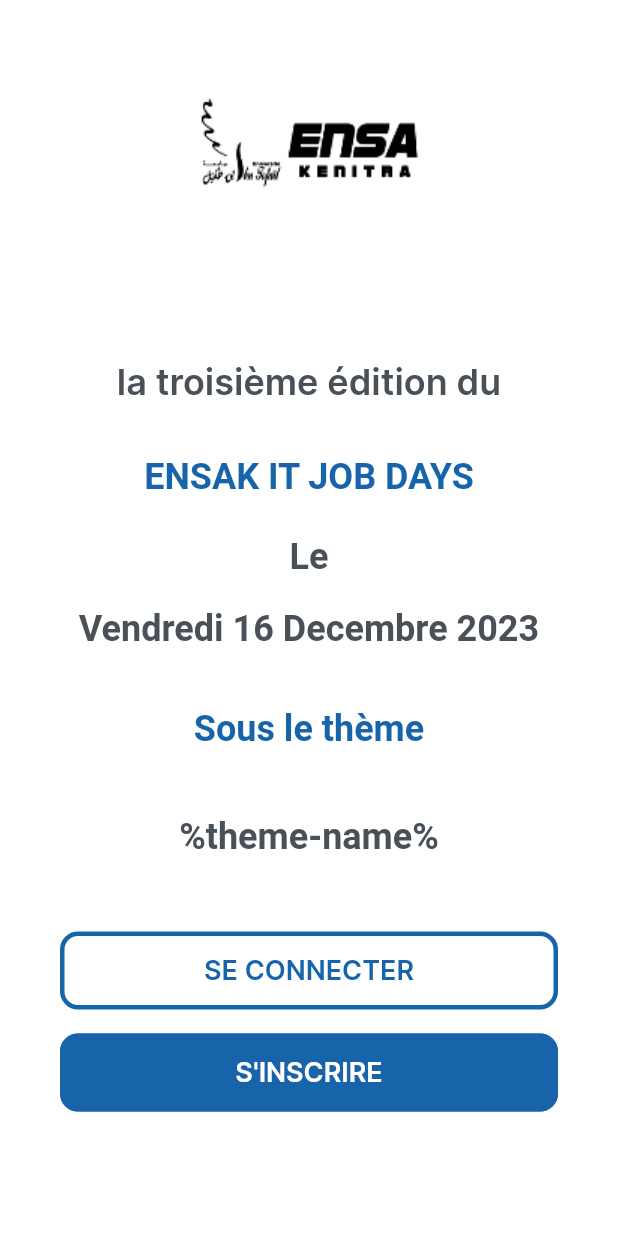
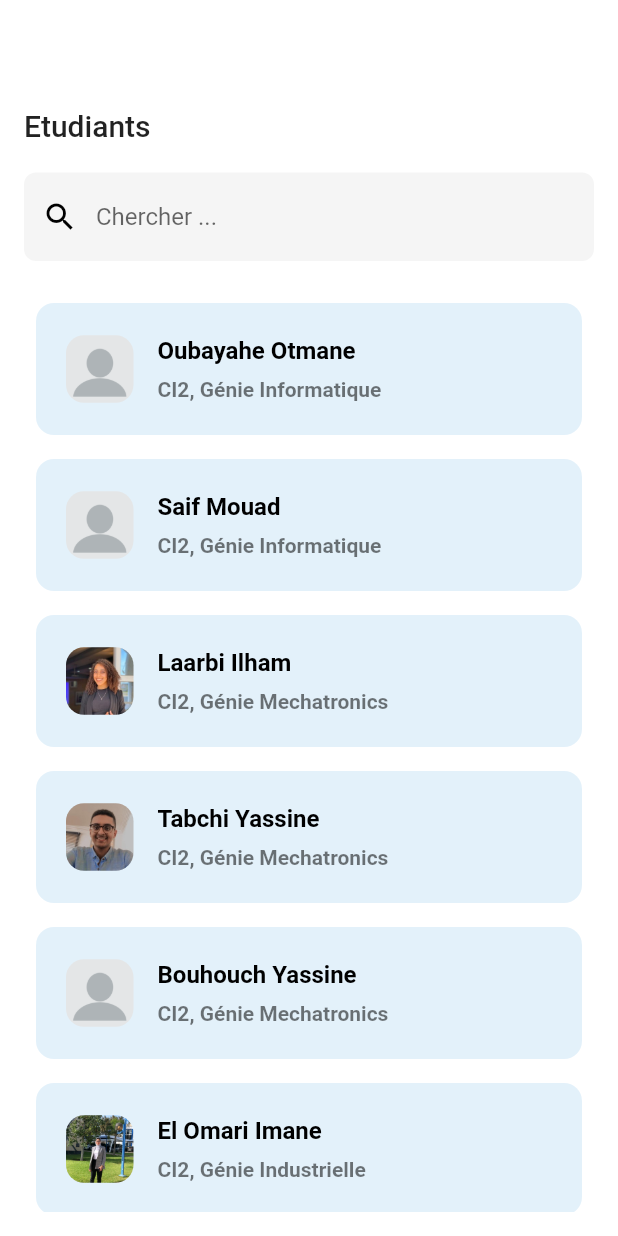
Before and after one commit to Mouadspace/job-it-day, a Flutter app: the screen it shows after launch, on a phone screen of 412 x 824 dp. Run offline on Flutter 3.47's test engine with Material 2 defaults, Android fonts, the light colour scheme and no system bars; our stand-ins replace flutter_svg, get.

Commit message:
Searching_Students

```diff
--- a/lib/main.dart
+++ b/lib/main.dart
@@ -8,6 +8,7 @@
 import 'view/screens/user_type.dart';
 import 'view/screens/onbording.dart';
 import 'view/screens/ensak_en_chiffre.dart';
+import 'view/screens/chercher_etudiant.dart';
 
 void main() {
   runApp(const MyApp());
@@ -68,12 +69,14 @@
       //   'String': (context) => const SignIn(),
       // },
       getPages: [
-        GetPage(name: '/', page: () => const OnBording()),
+        // GetPage(name: '/', page: () => const OnBording()),
         GetPage(name: "/user", page: () => const UserType()),
         GetPage(name: "/signin", page: () => const SignIn()),
         GetPage(name: "/signup", page: () => const SignUp()),
         GetPage(name: "/test", page: () => TestScreen()),
         GetPage(name: "/ensak_en_chiffre", page: () => EnsakChiffre()),
+        // GetPage(name: "/profile_etudiant", page: () => SearchStudent()),
+        GetPage(name: "/", page: () => SearchStudent()),
       ],
     );
   }
--- /dev/null
+++ b/lib/view/screens/chercher_etudiant.dart
@@ -0,0 +1,140 @@
+import 'package:flutter/material.dart';
+import 'package:jobitday/view/screens/students_module.dart';
+
+class SearchStudent extends StatelessWidget {
+  SearchStudent({super.key});
+
+  @override
+  Widget build(BuildContext context) {
+    return MaterialApp(
+      debugShowCheckedModeBanner: false,
+      home: SearchPage(),
+    );
+  }
+}
+
+class SearchPage extends StatefulWidget {
+  const SearchPage({Key? key}) : super(key: key);
+
+  @override
+  State<SearchPage> createState() => _SearchPageState();
+}
+
+class _SearchPageState extends State<SearchPage> {
+  //Down here, i'm trying to create a little sample of students list
+  static List<StudentModel> main_students_list = [
+    StudentModel('Oubayahe Otmane', 'CI2, Génie Informatique',
+        'assets/images/default-student-image.png'),
+    StudentModel('Saif Mouad', 'CI2, Génie Informatique',
+        'assets/images/default-student-image.png'),
+    StudentModel('Laarbi Ilham', 'CI2, Génie Mechatronics',
+        'assets/images/ilhamLaarbi.jpg'),
+    StudentModel('Tabchi Yassine', 'CI2, Génie Mechatronics',
+        'assets/images/yassineTabchi.jpg'),
+    StudentModel('Bouhouch Yassine', 'CI2, Génie Mechatronics',
+        'assets/images/default-student-image.png'),
+    StudentModel('El Omari Imane', 'CI2, Génie Industrielle',
+        'assets/images/imaneElOmari.jpg'),
+  ];
+
+  // creating the list that we're going to display and filter
+  List<StudentModel> display_list = List.from(main_students_list);
+
+  void updateList(String value) {
+    // this is the function that will filter our list
+    setState(() {
+      display_list = main_students_list
+          .where((element) =>
+              element.student_name!.toLowerCase().contains(value.toLowerCase()))
+          .toList();
+    });
+  }
+
+  @override
+  Widget build(BuildContext context) {
+    return Scaffold(
+      backgroundColor: Colors.white,
+      appBar: AppBar(
+        backgroundColor: Color.fromARGB(0, 248, 249, 250),
+        elevation: 0.0,
+      ),
+      body: Padding(
+        padding: EdgeInsets.all(16.0),
+        child: Column(
+          mainAxisAlignment: MainAxisAlignment.start,
+          crossAxisAlignment: CrossAxisAlignment.start,
+          children: [
+            Text(
+              'Etudiants',
+              style: Theme.of(context).textTheme.titleLarge,
+              // Ma3erftch 3elach henna, makaybanch text kbir bhal ENSAK en chiffres
+              // Wakha khedmt b nafss lcode (theme)
+            ),
+            SizedBox(
+              height: 20.0,
+            ),
+            TextField(
+              onChanged: (value) => updateList(value),
+              style: TextStyle(color: Colors.black),
+              decoration: InputDecoration(
+                filled: true,
+                border: OutlineInputBorder(
+                  borderRadius: BorderRadius.circular(8.0),
+                  borderSide: BorderSide.none,
+                ),
+                hintText: "Chercher ...",
+                prefixIcon: Icon(Icons.search),
+                prefixIconColor: Colors.black,
+              ),
+            ),
+            SizedBox(
+              height: 20.0,
+            ),
+            Expanded(
+              child: ListView.builder(
+                itemCount: display_list.length,
+                itemBuilder: (context, index) => Padding(
+                  padding: const EdgeInsets.all(8.0),
+                  child: ClipRRect(
+                    borderRadius: BorderRadius.circular(12),
+                    child: Container(
+                      color: Color(0xFFE3F1FA),
+                      child: ListTile(
+                        contentPadding:
+                            EdgeInsets.only(left: 20.0, top: 8.0, bottom: 8.0),
+                        title: Text(
+                          display_list[index].student_name!,
+                          style: TextStyle(
+                            color: Colors.black,
+                            fontWeight: FontWeight.bold,
+                          ),
+                        ),
+                        subtitle: Padding(
+                          padding: const EdgeInsets.only(top: 8.0),
+                          child: Text(
+                            '${display_list[index].student_education_grade!}',
+                            style: TextStyle(
+                              fontWeight: FontWeight.w600,
+                            ),
+                          ),
+                        ),
+                        leading: ClipRRect(
+                          borderRadius: BorderRadius.circular(12),
+                          child: Image.asset(
+                            display_list[index].student_image_path!,
+                            width: 45,
+                            height: 45,
+                          ),
+                        ),
+                      ),
+                    ),
+                  ),
+                ),
+              ),
+            ),
+          ],
+        ),
+      ),
+    );
+  }
+}
--- /dev/null
+++ b/lib/view/screens/students_module.dart
@@ -0,0 +1,16 @@
+// here we will be writing the student data model class
+// just to have an exmple of how the page will work
+
+// Say that name is full student's name
+// and education grade is the year (ci1, cp2...) and the measure (info, méca...)
+class StudentModel {
+  String? student_name;
+  String? student_education_grade;
+  // We might need to add the url of the student profile, or something
+  // that will direct the user to the student profile
+  // this is below is the path to the student's profile photo:
+  String? student_image_path;
+
+  StudentModel(
+      this.student_name, this.student_education_grade, this.student_image_path);
+}
```
Also changed, not shown: assets/images/default-student-image.png (added), assets/images/ilhamLaarbi.jpg (added), assets/images/imaneElOmari.jpg (added), assets/images/yassineTabchi.jpg (added).
